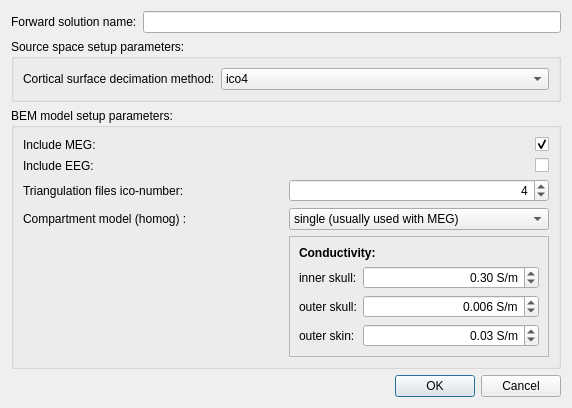
Qt form designer_ui_files/forwardSolutionDialogUi.ui (cibr-jyu/meggie) before a commit.
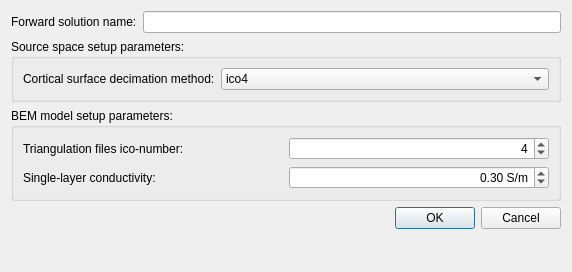
The same form after that commit.

What changed in the file:
```diff
--- a/designer_ui_files/forwardSolutionDialogUi.ui
+++ b/designer_ui_files/forwardSolutionDialogUi.ui
@@ -7,7 +7,7 @@
     <x>0</x>
     <y>0</y>
     <width>572</width>
-    <height>372</height>
+    <height>272</height>
    </rect>
   </property>
   <property name="windowTitle">
@@ -83,135 +83,24 @@
       <string>BEM model setup parameters:</string>
      </property>
      <layout class="QGridLayout" name="gridLayout">
-      <item row="3" column="0">
-       <widget class="QLabel" name="labelHomog">
+      <item row="1" column="0">
+       <widget class="QLabel" name="labelConductivity">
         <property name="text">
-         <string>Compartment model (homog) :</string>
+         <string>Single-layer conductivity:</string>
         </property>
         <property name="buddy">
          <cstring>comboBoxCompartmentModel</cstring>
         </property>
        </widget>
       </item>
-      <item row="3" column="1">
-       <widget class="QComboBox" name="comboBoxCompartmentModel">
-        <item>
-         <property name="text">
-          <string>single (usually used with MEG)</string>
-         </property>
-        </item>
-        <item>
-         <property name="text">
-          <string>three layer</string>
-         </property>
-        </item>
-       </widget>
-      </item>
-      <item row="4" column="1">
-       <widget class="QFrame" name="frame_2">
-        <property name="frameShape">
-         <enum>QFrame::StyledPanel</enum>
-        </property>
-        <property name="frameShadow">
-         <enum>QFrame::Raised</enum>
-        </property>
-        <layout class="QFormLayout" name="formLayout_2">
-         <item row="0" column="0" colspan="2">
-          <widget class="QLabel" name="labelConductivity">
-           <property name="text">
-            <string>&lt;html&gt;&lt;head/&gt;&lt;body&gt;&lt;p&gt;&lt;span style=&quot; font-weight:600;&quot;&gt;Conductivity:&lt;/span&gt;&lt;/p&gt;&lt;/body&gt;&lt;/html&gt;</string>
-           </property>
-          </widget>
-         </item>
-         <item row="1" column="0">
-          <widget class="QLabel" name="labelBrainComp">
-           <property name="text">
-            <string>inner skull:</string>
-           </property>
-           <property name="buddy">
-            <cstring>doubleSpinBoxBrainConductivity</cstring>
-           </property>
-          </widget>
-         </item>
-         <item row="1" column="1">
-          <widget class="QDoubleSpinBox" name="doubleSpinBoxBrainConductivity">
-           <property name="alignment">
-            <set>Qt::AlignRight|Qt::AlignTrailing|Qt::AlignVCenter</set>
-           </property>
-           <property name="suffix">
-            <string> S/m</string>
-           </property>
-           <property name="decimals">
-            <number>2</number>
-           </property>
-           <property name="value">
-            <double>0.300000000000000</double>
-           </property>
-          </widget>
-         </item>
-         <item row="2" column="0">
-          <widget class="QLabel" name="labelSkullComp">
-           <property name="text">
-            <string>outer skull:</string>
-           </property>
-           <property name="buddy">
-            <cstring>doubleSpinBoxSkullConductivity</cstring>
-           </property>
-          </widget>
-         </item>
-         <item row="2" column="1">
-          <widget class="QDoubleSpinBox" name="doubleSpinBoxSkullConductivity">
-           <property name="alignment">
-            <set>Qt::AlignRight|Qt::AlignTrailing|Qt::AlignVCenter</set>
-           </property>
-           <property name="prefix">
-            <string/>
-           </property>
-           <property name="suffix">
-            <string> S/m</string>
-           </property>
-           <property name="decimals">
-            <number>3</number>
-           </property>
-           <property name="value">
-            <double>0.006000000000000</double>
-           </property>
-          </widget>
-         </item>
-         <item row="3" column="0">
-          <widget class="QLabel" name="labelScalpComp">
-           <property name="text">
-            <string>outer skin:</string>
-           </property>
-           <property name="buddy">
-            <cstring>doubleSpinBoxScalpConductivity</cstring>
-           </property>
-          </widget>
-         </item>
-         <item row="3" column="1">
-          <widget class="QDoubleSpinBox" name="doubleSpinBoxScalpConductivity">
-           <property name="alignment">
-            <set>Qt::AlignRight|Qt::AlignTrailing|Qt::AlignVCenter</set>
-           </property>
-           <property name="suffix">
-            <string> S/m</string>
-           </property>
-           <property name="value">
-            <double>0.030000000000000</double>
-           </property>
-          </widget>
-         </item>
-        </layout>
-       </widget>
-      </item>
-      <item row="2" column="0">
+      <item row="0" column="0">
        <widget class="QLabel" name="labelTriangIco">
         <property name="text">
          <string>Triangulation files ico-number:</string>
         </property>
        </widget>
       </item>
-      <item row="2" column="1">
+      <item row="0" column="1">
        <widget class="QSpinBox" name="spinBoxTriangFilesIco">
         <property name="enabled">
          <bool>true</bool>
@@ -224,40 +113,19 @@
         </property>
        </widget>
       </item>
-      <item row="0" column="0">
-       <widget class="QLabel" name="labelIncludeMEG">
-        <property name="text">
-         <string>Include MEG:</string>
-        </property>
-       </widget>
-      </item>
-      <item row="0" column="1">
-       <widget class="QCheckBox" name="checkBoxIncludeMEG">
-        <property name="layoutDirection">
-         <enum>Qt::RightToLeft</enum>
-        </property>
-        <property name="text">
-         <string/>
-        </property>
-        <property name="checked">
-         <bool>true</bool>
-        </property>
-       </widget>
-      </item>
-      <item row="1" column="0">
-       <widget class="QLabel" name="labelIncludeEEG">
-        <property name="text">
-         <string>Include EEG:</string>
-        </property>
-       </widget>
-      </item>
       <item row="1" column="1">
-       <widget class="QCheckBox" name="checkBoxIncludeEEG">
-        <property name="layoutDirection">
-         <enum>Qt::RightToLeft</enum>
+       <widget class="QDoubleSpinBox" name="doubleSpinBoxBrainConductivity">
+        <property name="alignment">
+         <set>Qt::AlignRight|Qt::AlignTrailing|Qt::AlignVCenter</set>
         </property>
-        <property name="text">
-         <string/>
+        <property name="suffix">
+         <string> S/m</string>
+        </property>
+        <property name="decimals">
+         <number>2</number>
+        </property>
+        <property name="value">
+         <double>0.300000000000000</double>
         </property>
        </widget>
       </item>
```
Left out of the diff: 11 changed lines with no effect on the pictures.
